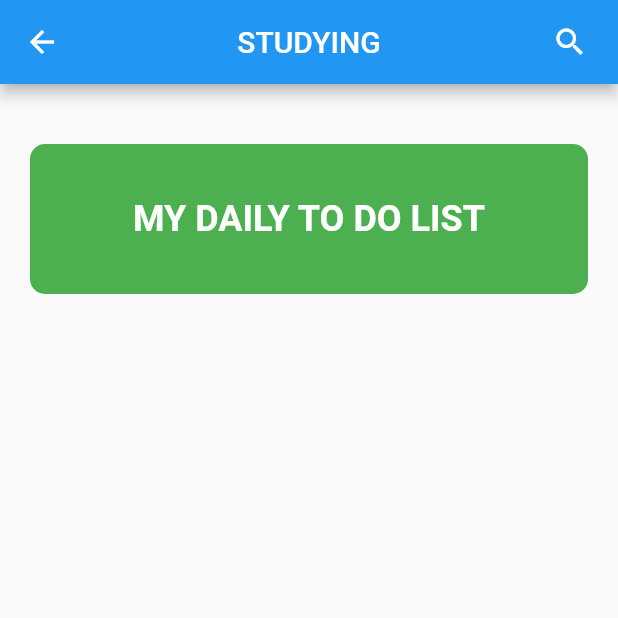
After one commit to CatherineMalizani/flutter_application_1, a Flutter app: the screen it shows after launch, after a tap on "Studying", on a phone screen of 412 x 824 dp, the top half of it. The commit adds this screen. Run offline on Flutter 3.47's test engine with Material 2 defaults, Android fonts, the phone set to English and light mode, and no system bars.

Commit message:
created a studying page

```diff
--- a/lib/home_page.dart
+++ b/lib/home_page.dart
@@ -1,4 +1,5 @@
 import 'package:flutter/material.dart';
+import 'package:flutter_application_1/studying.dart';
 
 class HomePage extends StatelessWidget {
   const HomePage({super.key});
@@ -8,10 +9,12 @@ class HomePage extends StatelessWidget {
     return Scaffold(
       appBar: AppBar(
         leading: const Icon(Icons.menu),
-        actions: [Padding(
+        actions: [
+          Padding(
             padding: const EdgeInsets.only(right: 20),
-          child: const Icon(Icons.search ),
-        )],
+            child: const Icon(Icons.search),
+          )
+        ],
         title: const Text('Cathy'),
         centerTitle: true,
       ),
@@ -21,8 +24,12 @@ class HomePage extends StatelessWidget {
         child: SingleChildScrollView(
           child: Column(
             crossAxisAlignment: CrossAxisAlignment.stretch,
-                    children: [ const SizedBox(height: 20,),
-              Container( height: 100,
+            children: [
+              const SizedBox(
+                height: 20,
+              ),
+              Container(
+                height: 100,
                 decoration: BoxDecoration(
                   color: Colors.green,
                   borderRadius: BorderRadius.circular(10.0),
@@ -32,7 +39,13 @@ class HomePage extends StatelessWidget {
                   child: Center(
                     child: Padding(
                       padding: EdgeInsets.all(20.0),
-                      child: Text('MY DAILY TO DO LIST',style: TextStyle(color: Colors.white,fontWeight: FontWeight.bold,fontSize: 24),),
+                      child: Text(
+                        'MY DAILY TO DO LIST',
+                        style: TextStyle(
+                            color: Colors.white,
+                            fontWeight: FontWeight.bold,
+                            fontSize: 24),
+                      ),
                     ),
                   ),
                 ),
@@ -75,7 +88,14 @@ class HomePage extends StatelessWidget {
                   ),
                 ),
               ),
-              Padding(
+              GestureDetector(
+                onTap: () {
+                  Navigator.push(
+                      context,
+                      MaterialPageRoute(
+                          builder: (context) => const StudyingPage()));
+                },
+                child: Padding(
                   padding: const EdgeInsets.all(20.0),
                   child: Container(
                     height: 80,
@@ -91,6 +111,7 @@ class HomePage extends StatelessWidget {
                         'Studying',
                         style: TextStyle(fontSize: 30, color: Colors.white),
                       )),
+                    ),
                   ),
                 ),
               ),
--- /dev/null
+++ b/lib/studying.dart
@@ -0,0 +1,50 @@
+import 'package:flutter/material.dart';
+
+class StudyingPage extends StatelessWidget {
+  const StudyingPage({super.key});
+
+  @override
+  Widget build(BuildContext context) {
+    return Scaffold(
+      appBar: AppBar(
+
+        actions: [Padding(
+          padding: const EdgeInsets.only(right: 20),
+          child: const Icon(Icons.search ),
+        )],
+        title: const Text('STUDYING'),
+        centerTitle: true,
+      ),
+      body: SafeArea(
+          child: Padding(
+            padding: const EdgeInsets.all(20.0),
+            child: SingleChildScrollView(
+              child: Column(
+                    crossAxisAlignment: CrossAxisAlignment.stretch,
+                    children: [ const SizedBox(height: 20,),
+              Container( height: 100,
+                decoration: BoxDecoration(
+                  color: Colors.green,
+                  borderRadius: BorderRadius.circular(10.0),
+                ),
+                child: const Padding(
+                  padding: EdgeInsets.all(8.0),
+                  child: Center(
+                    child: Padding(
+                      padding: EdgeInsets.all(20.0),
+                      child: Text('MY DAILY TO DO LIST',style: TextStyle(color: Colors.white,fontWeight: FontWeight.bold,fontSize: 24),),
+                    ),
+                  ),
+                ),
+              ),
+
+
+
+
+                    ],
+                  ),
+            ),
+          )),
+    );
+  }
+}
```
Lines whose indentation alone changed are shown as unchanged.
